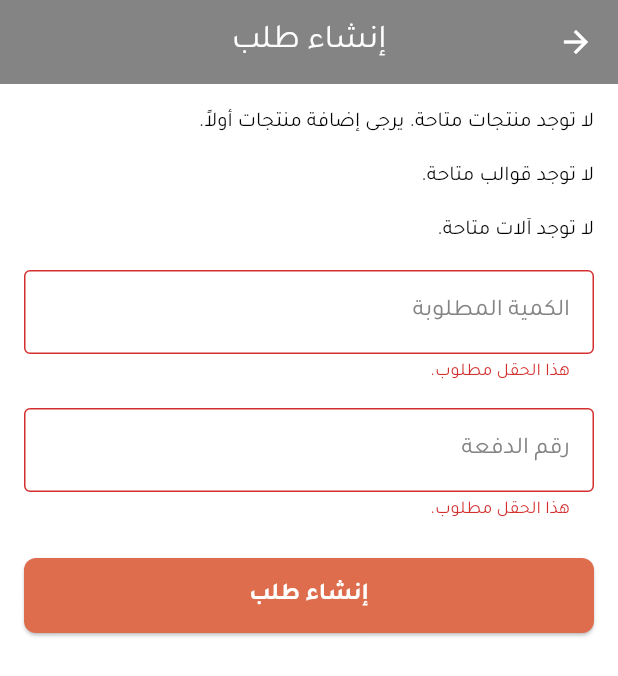
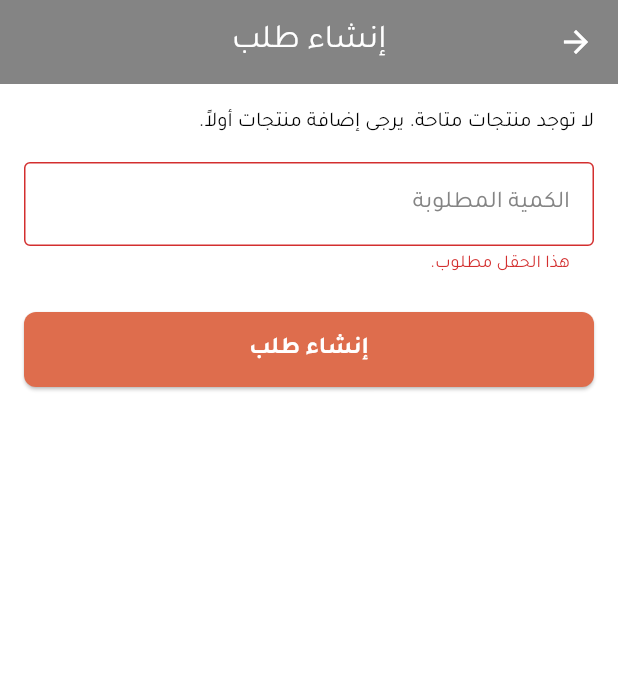
Before and after one commit to HGhurbani/plastic_factory_management, a Flutter app: the CreateProductionOrderScreen screen opened by its route, after a tap on "إنشاء طلب", on a phone screen of 412 x 824 dp. Shown: the top 676 px of the screen. Run offline on Flutter 3.47's test engine with Material 3 defaults, Android fonts, the phone set to English and light mode, and no system bars; our stand-ins replace cloud_firestore, file_picker, firebase_auth, firebase_core, firebase_storage, google_fonts and 2 more; missing offline and left inert: excel; accounts and stored records are empty; statements that could not run were skipped.

Commit message:
Simplify production order creation

```diff
--- a/lib/presentation/production/create_production_order_screen.dart
+++ b/lib/presentation/production/create_production_order_screen.dart
@@ -4,12 +4,8 @@ import 'package:flutter/material.dart';
 import 'package:provider/provider.dart';
 import 'package:plastic_factory_management/l10n/app_localizations.dart';
 import 'package:plastic_factory_management/data/models/product_model.dart';
-import 'package:plastic_factory_management/data/models/template_model.dart';
-import 'package:plastic_factory_management/data/models/machine_model.dart';
 import 'package:plastic_factory_management/data/models/user_model.dart';
 import 'package:plastic_factory_management/domain/usecases/production_order_usecases.dart';
-import 'package:plastic_factory_management/domain/usecases/inventory_usecases.dart';
-import 'package:plastic_factory_management/domain/usecases/machinery_operator_usecases.dart';
 
 class CreateProductionOrderScreen extends StatefulWidget {
   @override
@@ -19,15 +15,11 @@ class CreateProductionOrderScreen extends StatefulWidget {
 class _CreateProductionOrderScreenState extends State<CreateProductionOrderScreen> {
   final _formKey = GlobalKey<FormState>();
   ProductModel? _selectedProduct;
-  TemplateModel? _selectedTemplate;
-  MachineModel? _selectedMachine;
   final TextEditingController _quantityController = TextEditingController();
-  final TextEditingController _batchNumberController = TextEditingController();
 
   @override
   void dispose() {
     _quantityController.dispose();
-    _batchNumberController.dispose();
     super.dispose();
   }
 
@@ -35,19 +27,7 @@ class _CreateProductionOrderScreenState extends State<CreateProductionOrderScree
     if (_formKey.currentState!.validate()) {
       if (_selectedProduct == null) {
         ScaffoldMessenger.of(context).showSnackBar(
-          SnackBar(content: Text(AppLocalizations.of(context)!.productRequired)), // تحتاج لإضافة هذا النص في ملف ARB
-        );
-        return;
-      }
-      if (_selectedTemplate == null) {
-        ScaffoldMessenger.of(context).showSnackBar(
-          SnackBar(content: Text(AppLocalizations.of(context)!.templateRequired)),
-        );
-        return;
-      }
-      if (_selectedMachine == null) {
-        ScaffoldMessenger.of(context).showSnackBar(
-          SnackBar(content: Text(AppLocalizations.of(context)!.machineRequired)),
+          SnackBar(content: Text(AppLocalizations.of(context)!.productRequired)),
         );
         return;
       }
@@ -60,9 +40,6 @@ class _CreateProductionOrderScreenState extends State<CreateProductionOrderScree
         await useCases.createProductionOrder(
           selectedProduct: _selectedProduct!,
           requiredQuantity: int.parse(_quantityController.text),
-          batchNumber: _batchNumberController.text,
-          selectedTemplate: _selectedTemplate!,
-          selectedMachine: _selectedMachine!,
           orderPreparer: currentUser,
         );
         ScaffoldMessenger.of(context).showSnackBar(
@@ -143,78 +120,6 @@ class _CreateProductionOrderScreenState extends State<CreateProductionOrderScree
                 },
               ),
               SizedBox(height: 16),
-              // Template Selection
-              StreamBuilder<List<TemplateModel>>(
-                stream: Provider.of<InventoryUseCases>(context, listen: false).getTemplates(),
-                builder: (context, snapshot) {
-                  if (snapshot.connectionState == ConnectionState.waiting) {
-                    return Center(child: CircularProgressIndicator());
-                  }
-                  if (snapshot.hasError) {
-                    return Text('خطأ في تحميل القوالب: ${snapshot.error}');
-                  }
-                  if (!snapshot.hasData || snapshot.data!.isEmpty) {
-                    return Text('لا توجد قوالب متاحة.');
-                  }
-
-                  return DropdownButtonFormField<TemplateModel>(
-                    value: _selectedTemplate,
-                    decoration: InputDecoration(
-                      labelText: appLocalizations.selectTemplate,
-                      border: OutlineInputBorder(),
-                    ),
-                    items: snapshot.data!.map((template) {
-                      return DropdownMenuItem(
-                        value: template,
-                        child: Text(template.name, textDirection: TextDirection.rtl),
-                      );
-                    }).toList(),
-                    onChanged: (TemplateModel? newValue) {
-                      setState(() {
-                        _selectedTemplate = newValue;
-                      });
-                    },
-                    validator: (value) => value == null ? appLocalizations.templateRequired : null,
-                  );
-                },
-              ),
-              SizedBox(height: 16),
-              // Machine Selection
-              StreamBuilder<List<MachineModel>>(
-                stream: Provider.of<MachineryOperatorUseCases>(context, listen: false).getMachines(),
-                builder: (context, snapshot) {
-                  if (snapshot.connectionState == ConnectionState.waiting) {
-                    return Center(child: CircularProgressIndicator());
-                  }
-                  if (snapshot.hasError) {
-                    return Text('خطأ في تحميل الآلات: ${snapshot.error}');
-                  }
-                  if (!snapshot.hasData || snapshot.data!.isEmpty) {
-                    return Text('لا توجد آلات متاحة.');
-                  }
-
-                  return DropdownButtonFormField<MachineModel>(
-                    value: _selectedMachine,
-                    decoration: InputDecoration(
-                      labelText: appLocalizations.selectMachineForOrder,
-                      border: OutlineInputBorder(),
-                    ),
-                    items: snapshot.data!.map((machine) {
-                      return DropdownMenuItem(
-                        value: machine,
-                        child: Text(machine.name, textDirection: TextDirection.rtl),
-                      );
-                    }).toList(),
-                    onChanged: (MachineModel? newValue) {
-                      setState(() {
-                        _selectedMachine = newValue;
-                      });
-                    },
-                    validator: (value) => value == null ? appLocalizations.machineRequired : null,
-                  );
-                },
-              ),
-              SizedBox(height: 16),
               // Required Quantity
               TextFormField(
                 controller: _quantityController,
@@ -229,23 +134,6 @@ class _CreateProductionOrderScreenState extends State<CreateProductionOrderScree
                   }
                   if (int.tryParse(value) == null || int.parse(value) <= 0) {
                     return appLocalizations.invalidQuantity; // إضافة هذا النص في ARB
-                  }
-                  return null;
-                },
-                textAlign: TextAlign.right,
-                textDirection: TextDirection.rtl,
-              ),
-              SizedBox(height: 16),
-              // Batch Number
-              TextFormField(
-                controller: _batchNumberController,
-                decoration: InputDecoration(
-                  labelText: appLocalizations.batchNumber,
-                  border: OutlineInputBorder(),
-                ),
-                validator: (value) {
-                  if (value == null || value.isEmpty) {
-                    return appLocalizations.fieldRequired;
                   }
                   return null;
                 },
```
Also changed, not shown: lib/domain/usecases/production_order_usecases.dart (+5 -9 lines).
